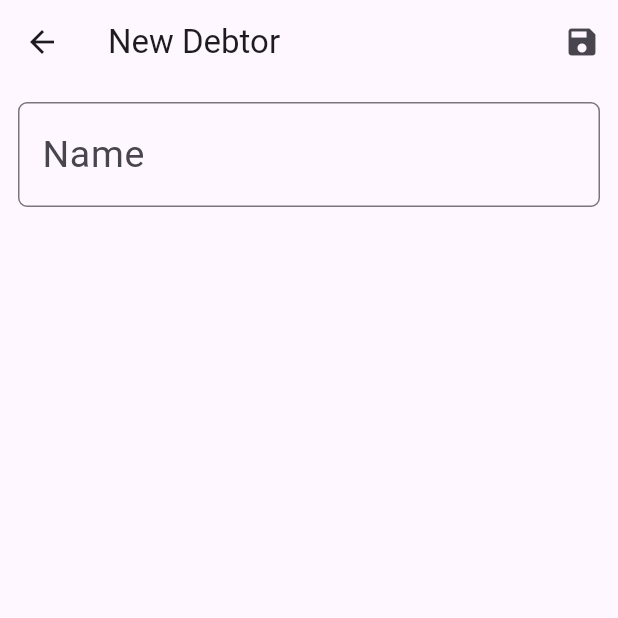
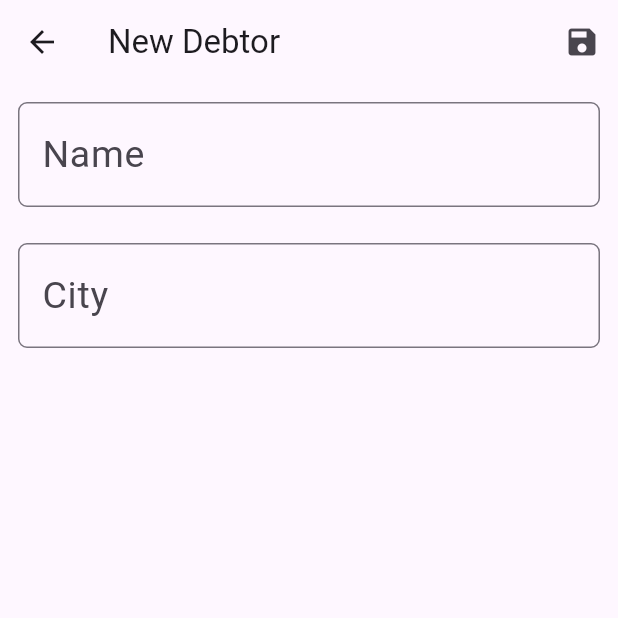
Before and after one commit to lucasomac/my_debtors, a Flutter app: the screen it shows after launch, after a tap on the "add" icon, on a phone screen of 412 x 824 dp, the top half of it. Run offline on Flutter 3.47's test engine with Material 3 defaults, Android fonts, the phone set to English and light mode, and no system bars; our stand-ins replace sqflite; accounts and stored records are empty.

```diff
--- a/lib/main.dart
+++ b/lib/main.dart
@@ -1,5 +1,9 @@
 import 'package:flutter/material.dart';
+import 'package:my_debtors/mocks/debtors_list.dart';
 import 'package:my_debtors/screens/debtors_page.dart';
+import 'package:my_debtors/util/db_helper.dart';
+
+import 'mocks/invoices_list.dart';
 
 void main() {
   runApp(const MyApp());
@@ -10,6 +14,16 @@ class MyApp extends StatelessWidget {
 
   @override
   Widget build(BuildContext context) {
+    // Instanciar o dbhelper:
+    DbHelper helper = DbHelper();
+    // for (var debtor in debtors) {
+    //   Future id = helper.insertDebtor(debtor);
+    //   id.then( (value) => debugPrint(value.toString()) );
+    // }
+    for (var invoice in invoices) {
+      Future id = helper.insertInvoice(invoice );
+      id.then((value) => debugPrint(value.toString()));
+    }
     return MaterialApp(
       title: 'My Debtors',
       theme: ThemeData(
--- a/lib/mocks/debtors_list.dart
+++ b/lib/mocks/debtors_list.dart
@@ -1,7 +1,7 @@
 import '../model/Debtor.dart';
 
 final debtors = [
-  Debtor(name: "Lucas"),
-  Debtor(name: "Mateus"),
-  Debtor(name: "Ariane")
+  Debtor(1, name: "Lucas", city: "Aracaju"),
+  Debtor(2, name: "Mateus", city: "Aracaju"),
+  Debtor(3, name: "Ariane", city: "Sao Paulo")
 ];
--- a/lib/mocks/invoices_list.dart
+++ b/lib/mocks/invoices_list.dart
@@ -1,30 +1,29 @@
-import 'package:my_debtors/model/Invoice.dart';
-
+import '../model/Invoice.dart';
 import 'debtors_list.dart';
 
 final invoices = [
-  Invoice(
-      datePayment: "29/06/1992",
+  Invoice(1,
+      datePayment: DateTime.now(),
       typePayment: "C",
       description: "Celular",
       value: 15003.23,
-      debtor: debtors[0]),
-  Invoice(
-      datePayment: "29/06/1992",
+      debtor: debtors[0].id!),
+  Invoice(2,
+      datePayment: DateTime.now(),
       typePayment: "D",
       description: "Celular",
       value: 1503.23,
-      debtor: debtors[0]),
-  Invoice(
-      datePayment: "04/06/1992",
+      debtor: debtors[0].id!),
+  Invoice(3,
+      datePayment: DateTime.now(),
       typePayment: "C",
       description: "Calca",
       value: 200,
-      debtor: debtors[1]),
-  Invoice(
-      datePayment: "04/06/1992",
+      debtor: debtors[1].id!),
+  Invoice(4,
+      datePayment: DateTime.now(),
       typePayment: "D",
       description: "Calca",
       value: 100,
-      debtor: debtors[1])
+      debtor: debtors[1].id!)
 ];
--- a/lib/model/debtor.dart
+++ b/lib/model/debtor.dart
@@ -1,24 +1,48 @@
 import 'invoice.dart';
 
 class Debtor {
+  int? _id;
   late String _name;
+  late String _city;
 
-  Debtor({
+  Debtor(
+    this._id, {
     required String name,
-    List<Invoice>? invoices,
+    required String city,
   }) {
     _name = name;
+    _city = city;
   }
 
   Debtor.fromJson(dynamic json) {
+    _id = json['id'];
     _name = json['name'];
+    _name = json['city'];
   }
+
+  int? get id => _id;
 
   String get name => _name;
 
+  String get city => _city;
+
+  set id(int? value) {
+    _id = value;
+  }
+
   Map<String, dynamic> toJson() {
     final map = <String, dynamic>{};
+    map['id'] = _id;
     map['name'] = _name;
+    map['city'] = _city;
     return map;
   }
+
+  set name(String value) {
+    _name = value;
+  }
+
+  set city(String value) {
+    _city = value;
+  }
 }
--- a/lib/model/invoice.dart
+++ b/lib/model/invoice.dart
@@ -1,18 +1,17 @@
-import 'package:my_debtors/model/Debtor.dart';
-
 class Invoice {
-  late String _datePayment;
+  int? _id;
+  late DateTime _datePayment;
   late String _typePayment;
   late String _description;
   late num _value;
-  late Debtor _debtor;
+  late int _debtor;
 
-  Invoice(
-      {required String datePayment,
+  Invoice(this._id,
+      {required DateTime datePayment,
       required String typePayment,
       required String description,
       required num value,
-      required Debtor debtor}) {
+      required int debtor}) {
     _datePayment = datePayment;
     _typePayment = typePayment;
     _description = description;
@@ -21,14 +20,17 @@ class Invoice {
   }
 
   Invoice.fromJson(dynamic json) {
+    _id = json['id'];
     _datePayment = json['datePayment'];
     _typePayment = json['typePayment'];
     _description = json['description'];
     _value = json['value'];
-    _debtor = Debtor.fromJson(json['debtor']);
+    _debtor = json['debtor'];
   }
 
-  String get datePayment => _datePayment;
+  int? get id => _id;
+
+  DateTime get datePayment => _datePayment;
 
   String get typePayment => _typePayment;
 
@@ -36,15 +38,40 @@ class Invoice {
 
   num get value => _value;
 
-  Debtor get debtor => _debtor;
+  int get debtor => _debtor;
+
+  set id(int? value) {
+    _id = value;
+  }
 
   Map<String, dynamic> toJson() {
     final map = <String, dynamic>{};
+    map['id'] = _id;
     map['datePayment'] = _datePayment;
     map['typePayment'] = _typePayment;
     map['description'] = _description;
     map['value'] = _value;
-    map['debtor'] = _debtor.toJson();
+    map['debtor'] = _debtor;
     return map;
   }
+
+  set datePayment(DateTime value) {
+    _datePayment = value;
+  }
+
+  set debtor(int value) {
+    _debtor = value;
+  }
+
+  set value(num value) {
+    _value = value;
+  }
+
+  set description(String value) {
+    _description = value;
+  }
+
+  set typePayment(String value) {
+    _typePayment = value;
+  }
 }
--- a/lib/screens/debtor_page.dart
+++ b/lib/screens/debtor_page.dart
@@ -24,7 +24,7 @@ class _DebtorPageState extends State<DebtorPage> {
 
   _buildDebtors() {
     var filteredList = invoices
-        .where((invoice) => invoice.debtor.name == widget.debtor.name)
+        .where((invoice) => invoice.debtor == widget.debtor.id)
         .toList();
     if (filteredList.isNotEmpty) {
       return ListView.builder(
--- a/lib/screens/register_debtor_page.dart
+++ b/lib/screens/register_debtor_page.dart
@@ -10,6 +10,7 @@ class RegisterDebtorPage extends StatefulWidget {
 
 class _RegisterDebtorPageState extends State<RegisterDebtorPage> {
   TextEditingController nameController = TextEditingController();
+  TextEditingController cityController = TextEditingController();
 
   @override
   Widget build(BuildContext context) {
@@ -38,13 +39,26 @@ class _RegisterDebtorPageState extends State<RegisterDebtorPage> {
               ),
             ),
           ),
+          Padding(
+            padding: const EdgeInsets.all(12.0),
+            child: TextField(
+              controller: cityController,
+              decoration: InputDecoration(
+                hintStyle: const TextStyle(fontSize: 25.0),
+                hintText: "City",
+                border: OutlineInputBorder(
+                    borderRadius: BorderRadius.circular(6.0)),
+              ),
+            ),
+          ),
         ],
       ),
     );
   }
 
   void _saveDebtorAndGoBack(BuildContext context) {
-    var debtorToSave = Debtor(name: nameController.text);
+    var debtorToSave =
+        Debtor(null, name: nameController.text, city: cityController.text);
     Navigator.pop(context, debtorToSave);
   }
 }
--- /dev/null
+++ b/lib/util/db_helper.dart
@@ -0,0 +1,132 @@
+import 'package:sqflite/sqflite.dart';
+import 'dart:async';
+import 'dart:io';
+import 'package:path_provider/path_provider.dart';
+
+import '../model/Debtor.dart';
+import '../model/Invoice.dart';
+
+class DbHelper {
+  // Table Debtor
+  String tableDebtor = "debtor";
+  String columnDebtorId = "id";
+  String columnDebtorName = "name";
+  String columnDebtorCity = "city";
+
+  // Table Invoice
+  String tableInvoice = "invoice";
+  String columnInvoiceId = "id";
+  String columnInvoiceDatePayment = "datePayment";
+  String columnInvoiceTypePayment = "typePayment";
+  String columnInvoiceDescriptionPayment = "descriptionPayment";
+  String columnInvoiceValuePayment = "valuePayment";
+  String columnInvoiceVDebtor = "debtor";
+
+  DbHelper._internal();
+
+  static final DbHelper _dbHelper = DbHelper._internal();
+
+  factory DbHelper() {
+    return _dbHelper;
+  }
+
+  static Future _onConfigure(Database db) async {
+    await db.execute('PRAGMA foreign_keys = ON');
+  }
+
+  Future<Database> initializeDb() async {
+    Directory dir = await getApplicationDocumentsDirectory();
+    String path = "${dir.path}my_debtors.db";
+    var dbMyDebtors = await openDatabase(path,
+        version: 1, onCreate: _createDb, onConfigure: _onConfigure);
+    return dbMyDebtors;
+  }
+
+  void _createDb(Database db, int newVersion) async {
+    await db.execute(
+        "CREATE TABLE $tableDebtor ($columnDebtorId INTEGER PRIMARY KEY AUTOINCREMENT, $columnDebtorName TEXT, $columnDebtorCity TEXT);");
+    await db.execute("CREATE TABLE $tableInvoice ("
+        "$columnInvoiceId INTEGER PRIMARY KEY AUTOINCREMENT, $columnInvoiceDatePayment DATE, $columnInvoiceTypePayment TEXT,"
+        "$columnInvoiceDescriptionPayment TEXT, $columnInvoiceValuePayment DOUBLE,"
+        "$columnInvoiceVDebtor INTEGER, "
+        "FOREIGN KEY ($columnInvoiceVDebtor) REFERENCES $tableDebtor (id) ON DELETE CASCADE ON UPDATE CASCADE"
+        ")");
+  }
+
+  static Database? _db;
+
+  Future<Database> get db async {
+    _db ??= await initializeDb();
+    return _db!;
+  }
+
+  Future<int> insertDebtor(Debtor debtor) async {
+    Database db = await this.db;
+    var result = await db.insert(tableDebtor, debtor.toJson());
+    return result;
+  }
+
+  Future<int> insertInvoice(Invoice invoice) async {
+    Database db = await this.db;
+    var result = await db.insert(tableInvoice, invoice.toJson());
+    return result;
+  }
+
+  Future<List> getAllDebtors() async {
+    Database db = await this.db;
+    var result = await db
+        .rawQuery("SELECT * FROM $tableDebtor order by $columnDebtorId ASC");
+    return result;
+  }
+
+  Future<List> getAllInvoicesByDebtor(int debtorId) async {
+    Database db = await this.db;
+    var result = await db.query(tableInvoice,
+        where: "$columnInvoiceVDebtor = $debtorId");
+    return result;
+  }
+
+  Future<int> getCountDebtors() async {
+    Database db = await this.db;
+    var result = Sqflite.firstIntValue(
+        await db.rawQuery("SELECT COUNT (*) FROM $tableDebtor"));
+    return result!;
+  }
+
+  Future<int> getCountInvoicesByDebtor(int debtorId) async {
+    Database db = await this.db;
+    var result = Sqflite.firstIntValue(await db.rawQuery(
+        "SELECT COUNT (*) FROM $tableInvoice WHERE $columnInvoiceVDebtor = $debtorId"));
+    return result!;
+  }
+
+  Future<int> updateDebtor(Debtor debtor) async {
+    var db = await this.db;
+    var result = await db.update(tableDebtor, debtor.toJson(),
+        where: "$columnDebtorId = ?", whereArgs: [debtor.id]);
+    return result;
+  }
+
+  Future<int> updateInvoice(Invoice invoice) async {
+    var db = await this.db;
+    var result = await db.update(tableInvoice, invoice.toJson(),
+        where: "$columnInvoiceId = ?", whereArgs: [invoice.id]);
+    return result;
+  }
+
+  Future<int> deleteDebtor(int id) async {
+    int result;
+    var db = await this.db;
+    result = await db
+        .rawDelete('DELETE FROM $tableDebtor WHERE $columnDebtorId = $id');
+    return result;
+  }
+
+  Future<int> deleteInvoice(int id) async {
+    int result;
+    var db = await this.db;
+    result = await db
+        .rawDelete('DELETE FROM $tableInvoice WHERE $columnDebtorId = $id');
+    return result;
+  }
+}
--- a/pubspec.yaml
+++ b/pubspec.yaml
@@ -39,6 +39,9 @@ dependencies:
 dev_dependencies:
   flutter_test:
     sdk: flutter
+  sqflite:
+  path_provider:
+  intl:
 
   # The "flutter_lints" package below contains a set of recommended lints to
   # encourage good coding practices. The lint set provided by the package is
```
Also changed, not shown: pubspec.lock.
